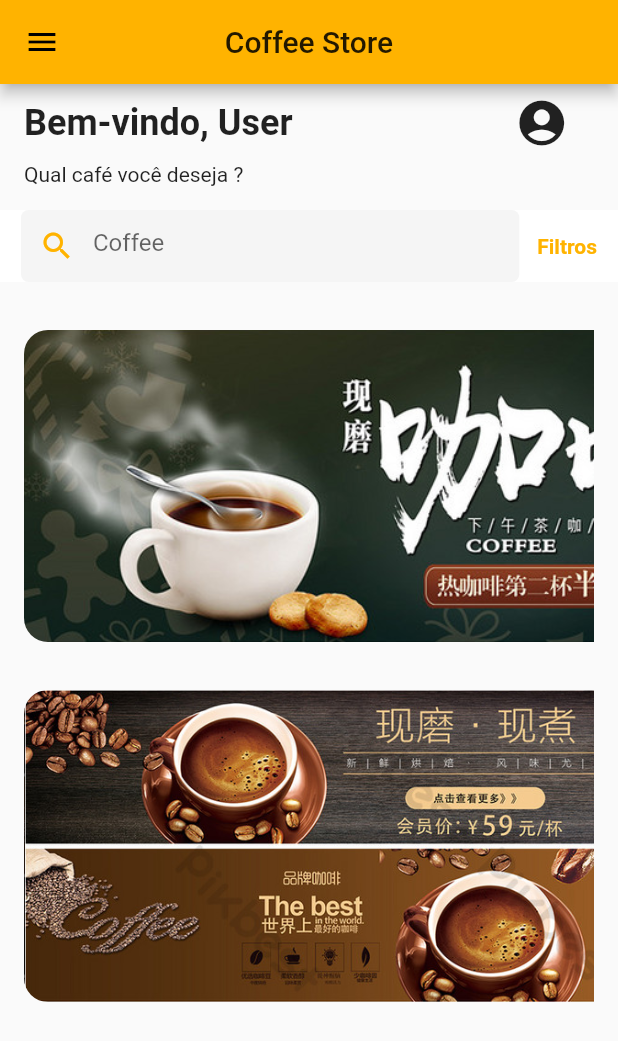
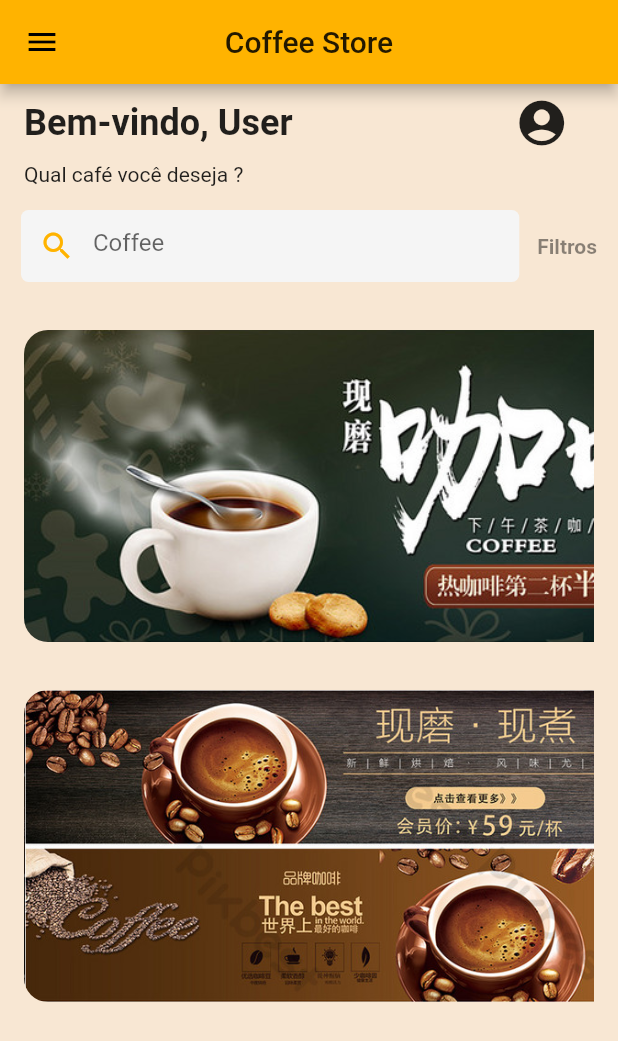
Before and after one commit to ollinmagno/coffee-store-app, a Flutter app: the HomeScreen screen opened directly, on a phone screen of 412 x 824 dp. Shown: the top 1041 px of the screen. Run offline on Flutter 3.47's test engine with Material 2 defaults, Android fonts, the light colour scheme and no system bars.

Commit message:
cor alterada

```diff
--- a/lib/src/pages/HomeScreen.dart
+++ b/lib/src/pages/HomeScreen.dart
@@ -8,8 +8,12 @@ class HomeScreen extends StatefulWidget {
 }
 
 class _HomeScreenState extends State<HomeScreen> {
+  Color _corBody = Color(0xfff8e7d3);
+
   _body() {
-    return ListView(
+    return Container(
+      color: _corBody,
+      child: ListView(
         children: <Widget>[
           Row(
             children: <Widget>[
@@ -65,6 +69,7 @@ class _HomeScreenState extends State<HomeScreen> {
             ),
           ),
         ],
+      ),
     );
   }
   _space(num size){
--- a/lib/src/widgets/search_coffee.dart
+++ b/lib/src/widgets/search_coffee.dart
@@ -1,10 +1,11 @@
 import 'package:flutter/material.dart';
 
 class SearchCoffee extends StatelessWidget {
+  Color _cor = Color(0xfff8e7d3);
   @override
   Widget build(BuildContext context) {
     return Container(
-      color: Colors.white,
+      color: _cor,
       child: Padding(
         padding: const EdgeInsets.symmetric(horizontal: 14),
         child: Row(
@@ -32,7 +33,7 @@ class SearchCoffee extends StatelessWidget {
               child: Text(
                 'Filtros',
                 style:
-                TextStyle(color: Colors.amber.shade600, fontWeight: FontWeight.bold),
+                TextStyle(color: Colors.black45, fontWeight: FontWeight.bold),
               ),
             ),
           ],
```
Lines whose indentation alone changed are shown as unchanged.
